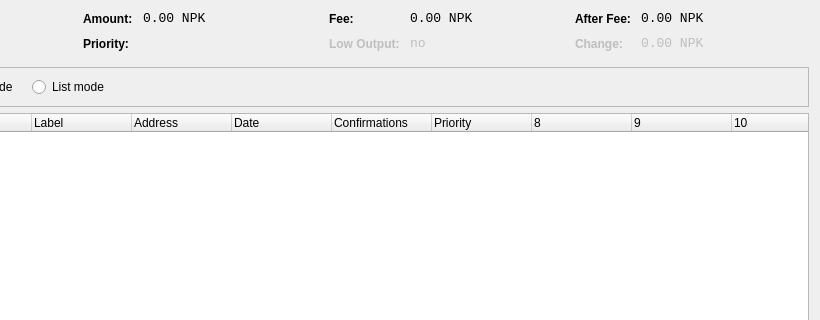
First picture: the form in src/qt/forms/coincontroldialog.ui, repository growersintl/growers, before the edit; both pictures show x 180 to 1000 and y 0 to 320 of the 1000 by 500 pixel window.
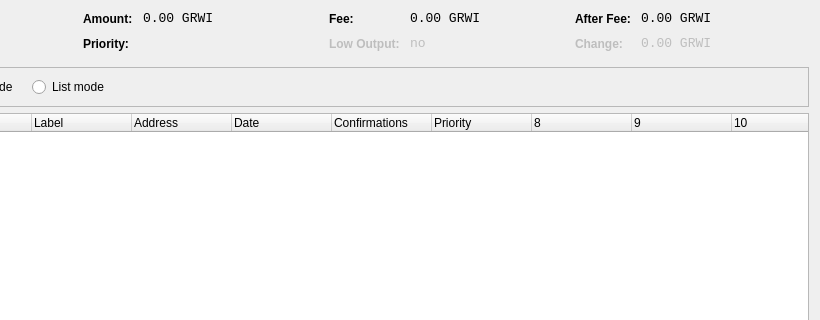
Second picture: the form after the edit. Custom widgets are drawn as their Qt base class.

Commit message: Update ticker to GRWI

```diff
--- a/src/qt/forms/coincontroldialog.ui
+++ b/src/qt/forms/coincontroldialog.ui
@@ -141,7 +141,7 @@
           <enum>Qt::ActionsContextMenu</enum>
          </property>
          <property name="text">
-          <string notr="true">0.00 NPK</string>
+          <string notr="true">0.00 GRWI</string>
          </property>
          <property name="textInteractionFlags">
           <set>Qt::LinksAccessibleByMouse|Qt::TextSelectableByKeyboard|Qt::TextSelectableByMouse</set>
@@ -221,7 +221,7 @@
           <enum>Qt::ActionsContextMenu</enum>
          </property>
          <property name="text">
-          <string notr="true">0.00 NPK</string>
+          <string notr="true">0.00 GRWI</string>
          </property>
          <property name="textInteractionFlags">
           <set>Qt::LinksAccessibleByMouse|Qt::TextSelectableByKeyboard|Qt::TextSelectableByMouse</set>
@@ -307,7 +307,7 @@
           <enum>Qt::ActionsContextMenu</enum>
          </property>
          <property name="text">
-          <string notr="true">0.00 NPK</string>
+          <string notr="true">0.00 GRWI</string>
          </property>
          <property name="textInteractionFlags">
           <set>Qt::LinksAccessibleByMouse|Qt::TextSelectableByKeyboard|Qt::TextSelectableByMouse</set>
@@ -345,7 +345,7 @@
           <enum>Qt::ActionsContextMenu</enum>
          </property>
          <property name="text">
-          <string notr="true">0.00 NPK</string>
+          <string notr="true">0.00 GRWI</string>
          </property>
          <property name="textInteractionFlags">
           <set>Qt::LinksAccessibleByMouse|Qt::TextSelectableByKeyboard|Qt::TextSelectableByMouse</set>
```
The commit also changes 135 other files.
